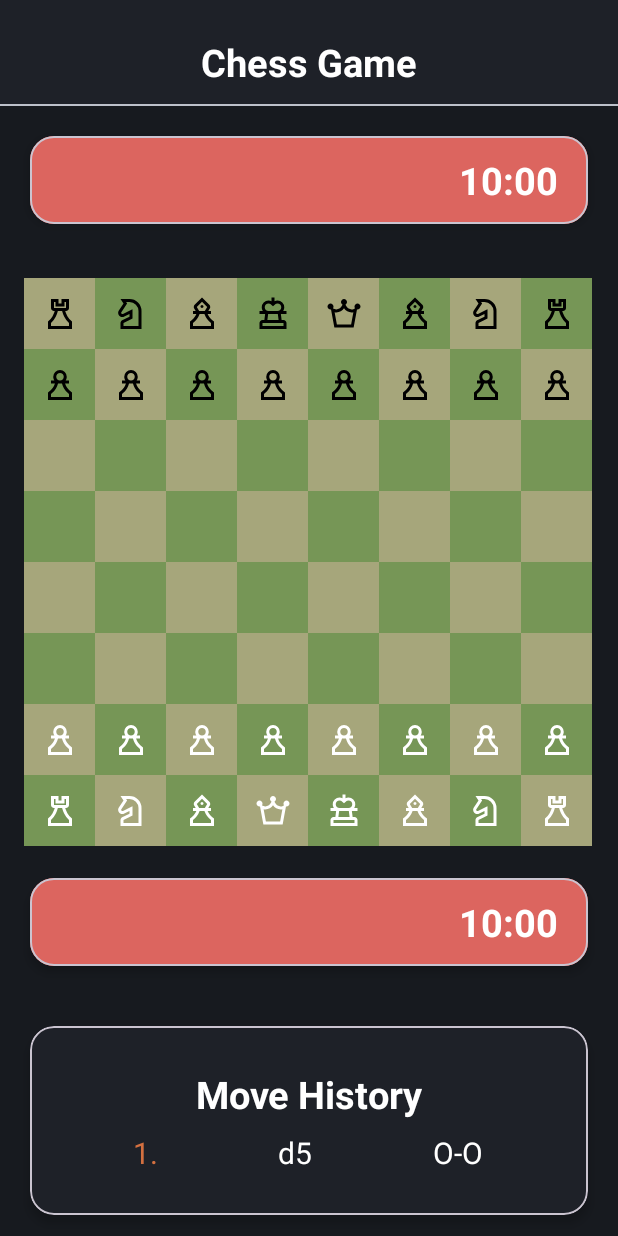
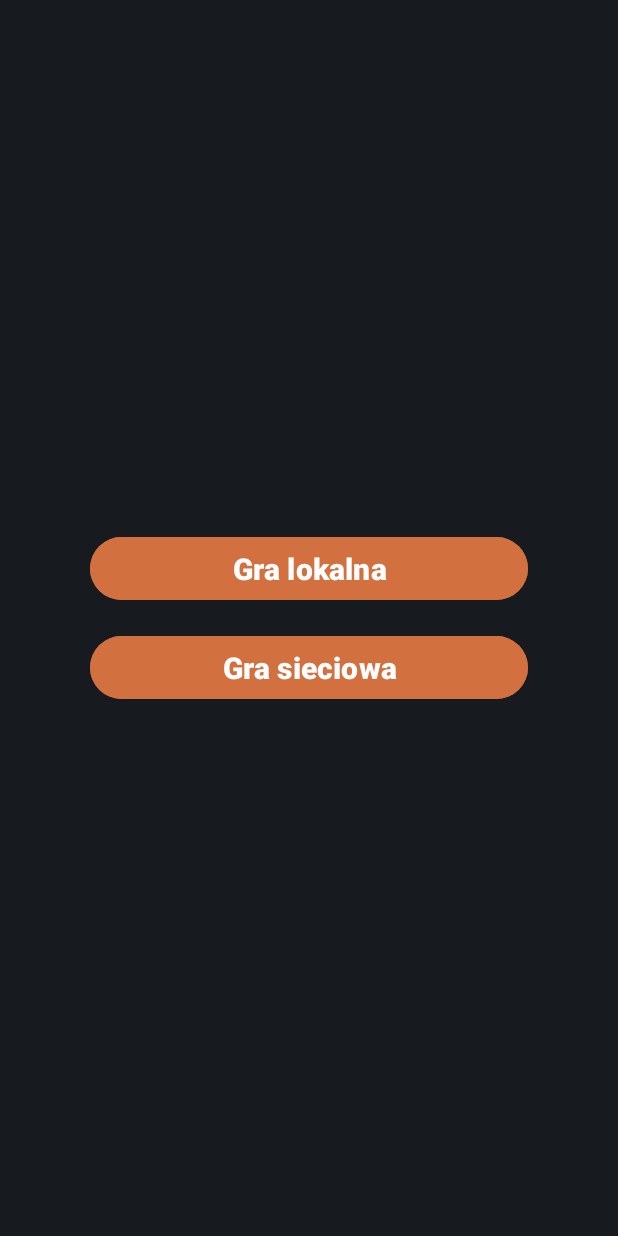
Before and after one commit to BlankNaru/Chess-pl, an Android app: the screen it shows after launch (MainActivity), on a phone screen of 412 x 824 dp. Run offline under Robolectric (Android 15) with nearby library versions, the phone set to English and light mode, and no system bars.

```diff
--- a/app/build.gradle.kts
+++ b/app/build.gradle.kts
@@ -31,12 +31,18 @@ android {
     }
 }
 
+
+
 dependencies {
 
+    implementation(libs.retrofit)
+    implementation(libs.converter.gson)
+    implementation(libs.logging.interceptor)
     implementation(libs.appcompat)
     implementation(libs.material)
     implementation(libs.activity)
     implementation(libs.constraintlayout)
+
     testImplementation(libs.junit)
     androidTestImplementation(libs.ext.junit)
     androidTestImplementation(libs.espresso.core)
--- a/app/src/main/AndroidManifest.xml
+++ b/app/src/main/AndroidManifest.xml
@@ -21,6 +21,10 @@
                 <category android:name="android.intent.category.LAUNCHER" />
             </intent-filter>
         </activity>
+        <activity
+            android:name=".LocalGameActivity"
+            android:exported="true">
+        </activity>
     </application>
 
 </manifest>
--- a/app/src/main/java/com/example/chesspl/MainActivity.java
+++ b/app/src/main/java/com/example/chesspl/MainActivity.java
@@ -1,27 +1,30 @@
 package com.example.chesspl;
 
-import android.graphics.Color;
+import android.content.Intent;
 import android.os.Bundle;
 import android.view.View;
-import android.widget.GridLayout;
+import android.widget.Button;
 
-import androidx.activity.EdgeToEdge;
 import androidx.appcompat.app.AppCompatActivity;
-import androidx.core.graphics.Insets;
-import androidx.core.view.ViewCompat;
-import androidx.core.view.WindowInsetsCompat;
-
-import com.example.chesspl.chessClasses.Chessboard;
 
 public class MainActivity extends AppCompatActivity {
 
     @Override
     protected void onCreate(Bundle savedInstanceState) {
         super.onCreate(savedInstanceState);
-        setContentView(R.layout.game_layout);
+        setContentView(R.layout.main_menu);
 
-        GridLayout chessBoard = findViewById(R.id.chessBoard);
-        Chessboard chessboard = new Chessboard(false, chessBoard, this);
+//        GridLayout chessBoard = findViewById(R.id.chessBoard);
+//        Chessboard chessboard = new Chessboard(false, chessBoard, this);
+
+        Button button = findViewById(R.id.localGame);
+        button.setOnClickListener(new View.OnClickListener() {
+            public void onClick(View v)
+            {
+                Intent intent = new Intent(MainActivity.this, LocalGameActivity.class);
+                startActivity(intent);
+            }
+        });
 
     }
 }
--- a/app/src/main/java/com/example/chesspl/chessClasses/figureClasses/Piece.java
+++ b/app/src/main/java/com/example/chesspl/chessClasses/figureClasses/Piece.java
@@ -4,6 +4,7 @@ import android.widget.ImageView;
 
 import com.example.chesspl.chessClasses.ChessField;
 import com.example.chesspl.chessClasses.Chessboard;
+import com.example.chesspl.chessClasses.GameType;
 import com.example.chesspl.chessClasses.PieceColor;
 
 import java.util.List;
@@ -11,6 +12,7 @@ import java.util.List;
 public interface Piece {
     int getDrawable();
     void setPiece(ImageView pieceView);
+    void setPiece(ImageView pieceView, GameType gameType);
     List<ChessField> getMoves(Chessboard chessboard, boolean skipEnemyKing, boolean includeProtected, boolean includeDiscoveredCheck);
     void setAsMoved();
     PieceColor getPieceColor();
--- /dev/null
+++ b/app/src/main/res/layout-port/main_menu.xml
@@ -0,0 +1,35 @@
+<?xml version="1.0" encoding="utf-8"?>
+<LinearLayout xmlns:android="http://schemas.android.com/apk/res/android"
+    android:layout_width="match_parent"
+    android:layout_height="match_parent"
+    android:background="@color/almost_black"
+    android:gravity="center"
+    android:orientation="vertical">
+
+    <Button
+        android:id="@+id/localGame"
+        android:layout_width="match_parent"
+        android:layout_height="50dp"
+        android:layout_marginStart="60dp"
+        android:layout_marginEnd="60dp"
+        android:layout_marginBottom="8dp"
+        android:text="Gra lokalna"
+        android:textSize="20sp"
+        android:textStyle="bold"
+        android:textColor="@color/white"
+        android:backgroundTint="@color/orange" />
+
+    <Button
+        android:id="@+id/remoteGame"
+        android:layout_width="match_parent"
+        android:layout_height="50dp"
+        android:layout_marginStart="60dp"
+        android:layout_marginEnd="60dp"
+        android:layout_marginTop="8dp"
+        android:text="Gra sieciowa"
+        android:textSize="20sp"
+        android:textStyle="bold"
+        android:textColor="@color/white"
+        android:backgroundTint="@color/orange" />
+
+</LinearLayout>
```
Also changed, not shown: app/src/main/java/com/example/chesspl/LocalGameActivity.java (added, +22 -0 lines), app/src/main/java/com/example/chesspl/chessClasses/ChessField.java (+11 -0 lines), app/src/main/java/com/example/chesspl/chessClasses/Chessboard.java (+172 -21 lines), app/src/main/java/com/example/chesspl/chessClasses/GameType.java (added, +8 -0 lines), app/src/main/java/com/example/chesspl/chessClasses/figureClasses/Bishop.java (+24 -0 lines), app/src/main/java/com/example/chesspl/chessClasses/figureClasses/King.java (+10 -0 lines), app/src/main/java/com/example/chesspl/chessClasses/figureClasses/Knight.java (+26 -0 lines), app/src/main/java/com/example/chesspl/chessClasses/figureClasses/Pawn.java (+36 -5 lines), app/src/main/java/com/example/chesspl/chessClasses/figureClasses/Queen.java (+25 -1 lines), app/src/main/java/com/example/chesspl/chessClasses/figureClasses/Rook.java (+10 -1 lines), gradle/libs.versions.toml (+13 -0 lines), gradle.properties (line endings or trailing spaces).
